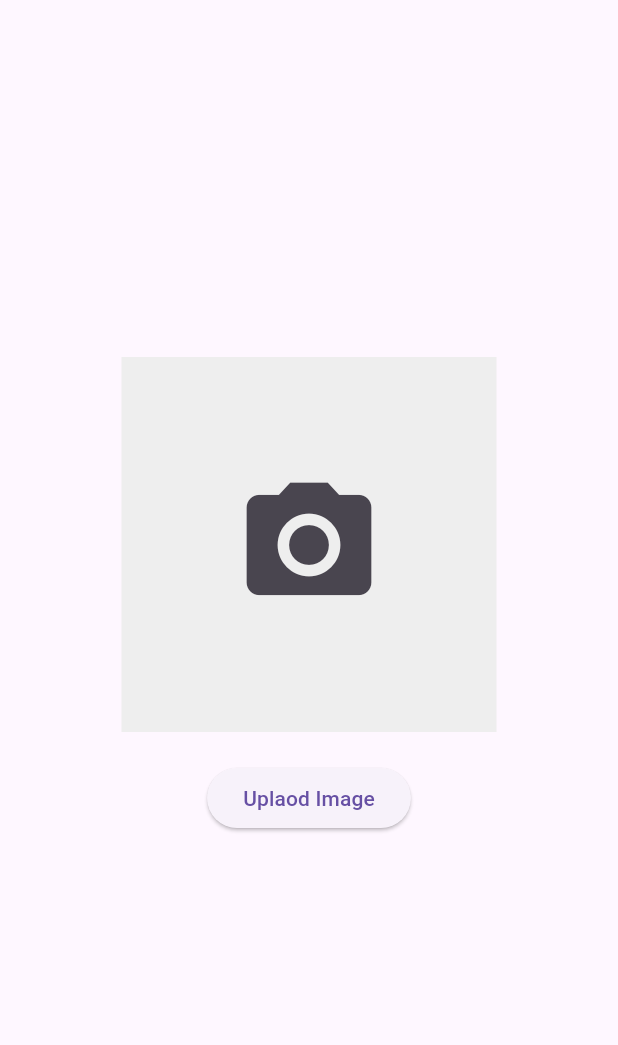
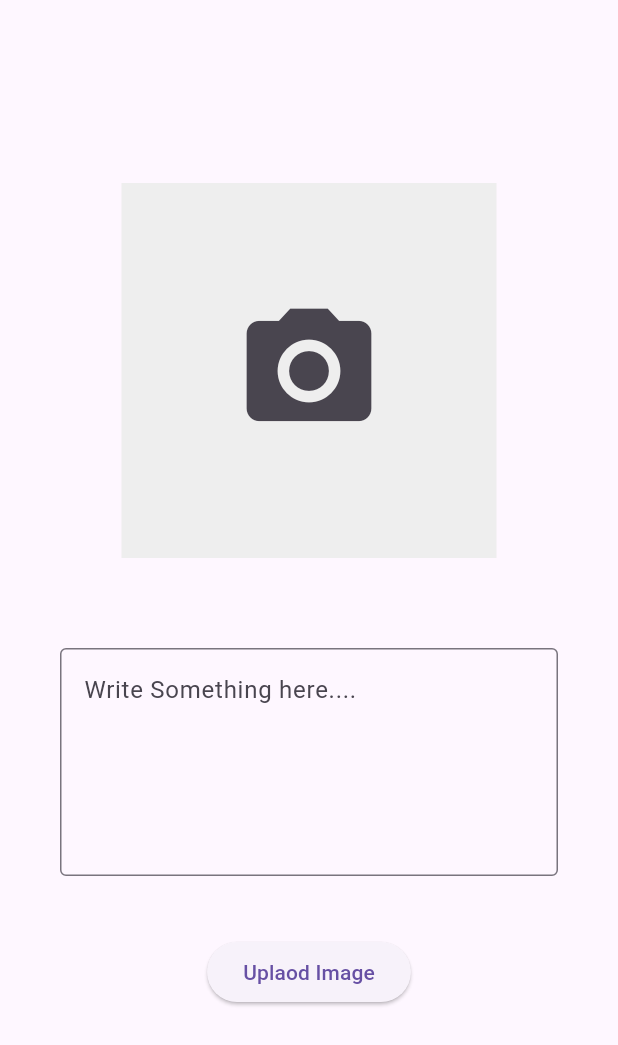
Before and after one commit to SinaaDev/firebase, a Flutter app: the screen it shows after launch, after a tap on "Uplaod Image", on a phone screen of 412 x 824 dp. Shown: the top 1045 px of the screen. Run offline on Flutter 3.47's test engine with Material 3 defaults, Android fonts, the phone set to English and light mode, and no system bars; our stand-ins replace cloud_firestore, firebase_core, firebase_storage, image_picker; accounts and stored records are empty.

Commit message:
added post model | now user can post | upload file

```diff
--- /dev/null
+++ b/lib/models/post_model.dart
@@ -0,0 +1,22 @@
+import 'package:cloud_firestore/cloud_firestore.dart';
+
+class Post {
+  final String id;
+  final Timestamp createdAt;
+  final String imageUrl;
+  final String content;
+
+  Post({
+    required this.id,
+    required this.createdAt,
+    required this.imageUrl,
+    required this.content,
+  });
+
+  Map<String, dynamic> toJson() => {
+        'id': id,
+        'createdAt': createdAt,
+        'imageUrl': imageUrl,
+        'content': content
+      };
+}
--- a/lib/upload_file.dart
+++ b/lib/upload_file.dart
@@ -1,8 +1,11 @@
 import 'dart:io';
 
+import 'package:cloud_firestore/cloud_firestore.dart';
+import 'package:fire/models/post_model.dart';
 import 'package:firebase_storage/firebase_storage.dart';
 import 'package:flutter/material.dart';
 import 'package:image_picker/image_picker.dart';
+import 'package:intl/intl.dart';
 
 class UploadFile extends StatefulWidget {
   const UploadFile({super.key});
@@ -14,6 +17,9 @@ class UploadFile extends StatefulWidget {
 class _UploadFileState extends State<UploadFile> {
   File? imageFile;
   UploadTask? uploadTask;
+  String imageUrl = '';
+
+  final bodyTextController = TextEditingController();
 
   Future _getFromCamera()async{
     XFile? result = await ImagePicker().pickImage(source: ImageSource.camera);
@@ -37,9 +43,36 @@ class _UploadFileState extends State<UploadFile> {
     final ref = FirebaseStorage.instance.ref().child(path);
 
     setState(() {
+      imageUrl = imageFileName;
       uploadTask = ref.putFile(imageFile!);
     });
 
+  }
+
+  Future createPost()async{
+    print('------------------- BODY STRING TEXT: ${bodyTextController.text} ------------------------');
+    print('------------------- IMAGE URL: ${imageUrl} ------------------------');
+    if(bodyTextController.text.isEmpty || bodyTextController.text.length > 80) return;
+    // if(imageUrl == '') return;
+
+    String postId = getId();
+   final postRef = FirebaseFirestore.instance.collection('posts').doc(postId);
+
+    final post = Post(
+        id: postId,
+        createdAt: Timestamp.now(),
+        imageUrl: imageUrl,
+        content: bodyTextController.text,
+    );
+    final postJson = post.toJson();
+
+    postRef.set(postJson);
+  }
+
+  String getId(){
+    DateTime now = DateTime.now();
+    String timeStamp = DateFormat('yyyyMMddHHmmss').format(now);
+    return timeStamp;
   }
 
   Widget buildProgress()=>StreamBuilder(
@@ -60,6 +93,7 @@ class _UploadFileState extends State<UploadFile> {
         }
       },
   );
+
 
 
 
@@ -93,8 +127,22 @@ class _UploadFileState extends State<UploadFile> {
               Image.file(File(imageFile!.path),fit: BoxFit.cover,),
             ),
             SizedBox(height: 20,),
-            ElevatedButton(onPressed: (){
-              uploadFile();
+
+            Padding(
+              padding: const EdgeInsets.all(40),
+              child: TextFormField(
+                controller: bodyTextController,
+                maxLines: 5,
+                decoration: InputDecoration(
+                  border: OutlineInputBorder(),
+                  hintText: 'Write Something here....'
+                ),
+              ),
+            ),
+
+            ElevatedButton(
+                onPressed: (){
+              createPost();
             }, child: Text('Uplaod Image')),
 
             SizedBox(height: 30,),
--- a/pubspec.yaml
+++ b/pubspec.yaml
@@ -39,6 +39,7 @@ dependencies:
   firebase_storage: ^12.3.2
   cloud_firestore: ^5.4.3
   image_picker: ^1.1.2
+  intl: ^0.19.0
 #  file_picker: ^8.1.2
 
 dev_dependencies:
```
Also changed, not shown: pubspec.lock.
